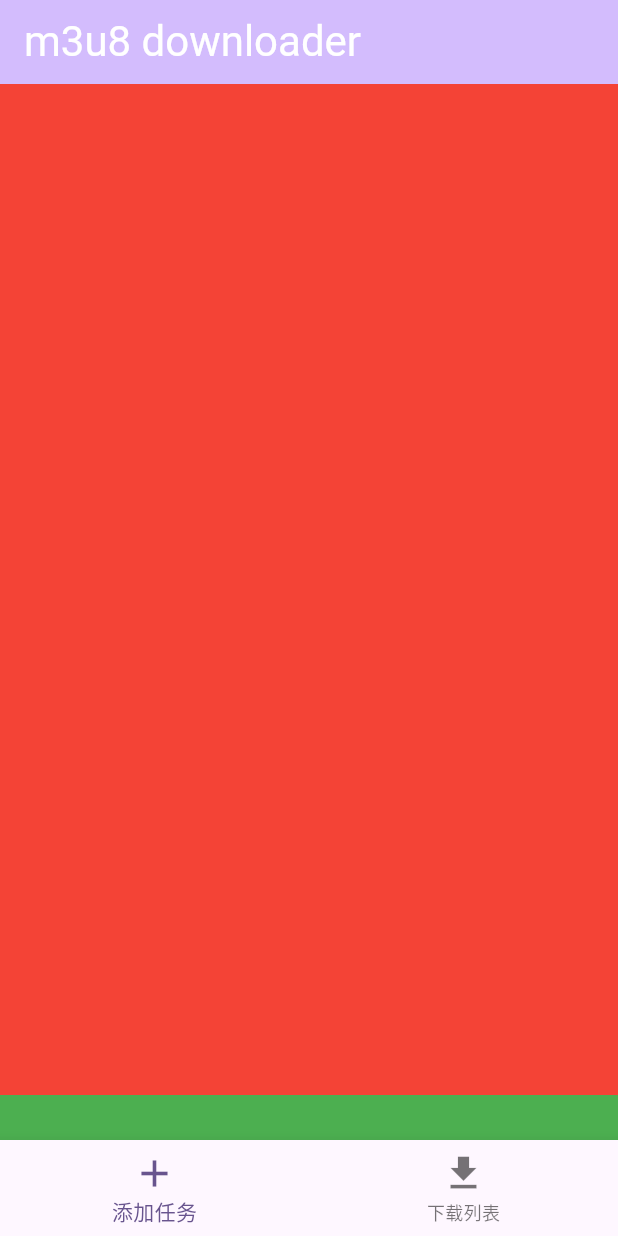
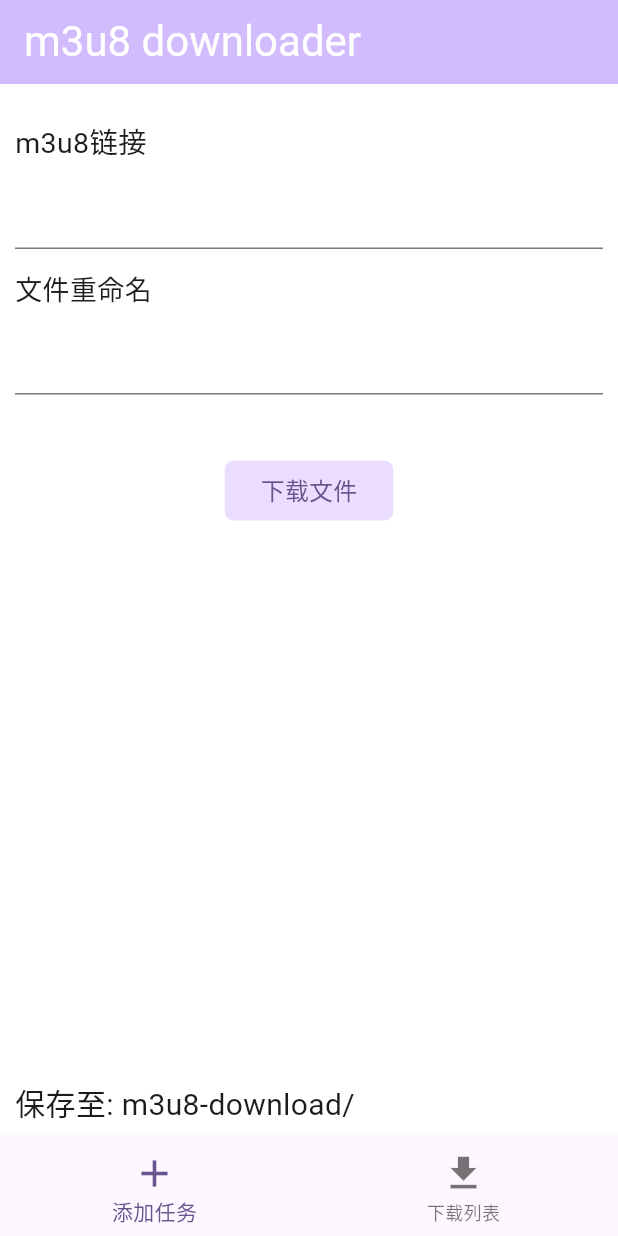
Before and after one commit to dawangong/m3u8-downloader, a Flutter app: the screen it shows after launch, on a phone screen of 412 x 824 dp. Run offline on Flutter 3.47's test engine with Material 3 defaults, Android fonts, the light colour scheme and no system bars.

Commit message:
feat: tab 1 ui

```diff
--- a/lib/main.dart
+++ b/lib/main.dart
@@ -1,7 +1,19 @@
 import 'package:flutter/material.dart';
+import 'package:flutter/widgets.dart';
+import 'package:scoped_model/scoped_model.dart';
 
-void main() {
-  runApp(const MyApp());
+// 全局store
+class CounterModel extends Model {
+  int _selectedIndex = 0;
+  final String _downloadDir = "m3u8-download/";
+
+  int get selectedIndex => _selectedIndex;
+  String get downloadDir => _downloadDir;
+
+  void onItemTapped(int index) {
+    _selectedIndex = index;
+    notifyListeners();
+  }
 }
 
 class MyApp extends StatelessWidget {
@@ -9,14 +21,16 @@ class MyApp extends StatelessWidget {
 
   @override
   Widget build(BuildContext context) {
-    return MaterialApp(
+    return ScopedModel<CounterModel>(
+        model: CounterModel(),
+        child: MaterialApp(
           title: 'm3u8-downloader',
           theme: ThemeData(
             colorScheme: ColorScheme.fromSeed(seedColor: Colors.deepPurple),
             useMaterial3: true,
           ),
           home: const MyHomePage(title: 'm3u8 downloader'),
-    );
+        ));
   }
 }
 
@@ -30,18 +44,10 @@ class MyHomePage extends StatefulWidget {
 }
 
 class _MyHomePageState extends State<MyHomePage> {
-  int _selectedIndex = 0;
-
   static final List<Widget> _widgetOptions = <Widget>[
     const FirstTab(),
     const SecondTab(),
   ];
-
-  void _onItemTapped(int index) {
-    setState(() {
-      _selectedIndex = index;
-    });
-  }
 
   @override
   Widget build(BuildContext context) {
@@ -53,8 +59,14 @@ class _MyHomePageState extends State<MyHomePage> {
             style:
                 const TextStyle(color: Colors.white, fontSize: 28), // 设置标题颜色为白色
           )),
-      body: _widgetOptions.elementAt(_selectedIndex),
-      bottomNavigationBar: BottomNavigationBar(
+      body: ScopedModelDescendant<CounterModel>(
+        builder: (context, child, model) {
+          return _widgetOptions.elementAt(model.selectedIndex);
+        },
+      ),
+      bottomNavigationBar: ScopedModelDescendant<CounterModel>(
+        builder: (context, child, model) {
+          return BottomNavigationBar(
             items: const <BottomNavigationBarItem>[
               BottomNavigationBarItem(
                 icon: Icon(
@@ -71,8 +83,10 @@ class _MyHomePageState extends State<MyHomePage> {
                 label: '下载列表',
               ),
             ],
-        currentIndex: _selectedIndex,
-        onTap: _onItemTapped,
+            currentIndex: model.selectedIndex,
+            onTap: ScopedModel.of<CounterModel>(context).onItemTapped,
+          );
+        },
       ),
     );
   }
@@ -85,18 +99,107 @@ class FirstTab extends StatelessWidget {
   Widget build(BuildContext context) {
     return Container(
       color: Colors.white,
+      padding: const EdgeInsets.all(10),
       child: Flex(
         direction: Axis.vertical,
         children: <Widget>[
           Expanded(
-            child: Container(
-              color: Colors.red,
+            child: Column(
+              children: [
+                Container(
+                    color: Colors.white,
+                    alignment: Alignment.centerLeft,
+                    margin: const EdgeInsets.only(top: 14),
+                    child: ScopedModelDescendant<CounterModel>(
+                      builder: (context, child, model) {
+                        return Column(children: [
+                          Container(
+                            alignment: Alignment.centerLeft,
+                            child: const Text(
+                              "m3u8链接",
+                              textAlign: TextAlign.left,
+                              style: TextStyle(fontSize: 19),
+                            ),
+                          ),
+                          const TextField(
+                            textAlign: TextAlign.left,
+                            decoration: InputDecoration(
+                              labelText: "",
+                              labelStyle: TextStyle(height: 0),
+                              hintText: "请输入.m3u8结尾的链接 必填",
+                            ),
+                          )
+                        ]);
+                      },
+                    )),
+                Container(
+                    color: Colors.white,
+                    alignment: Alignment.centerLeft,
+                    margin: const EdgeInsets.only(top: 14),
+                    child: ScopedModelDescendant<CounterModel>(
+                      builder: (context, child, model) {
+                        return Column(children: [
+                          Container(
+                            alignment: Alignment.centerLeft,
+                            child: const Text(
+                              "文件重命名",
+                              textAlign: TextAlign.left,
+                              style: TextStyle(fontSize: 18),
+                            ),
+                          ),
+                          const TextField(
+                            textAlign: TextAlign.left,
+                            decoration: InputDecoration(
+                              labelText: "",
+                              labelStyle: TextStyle(height: 0),
+                              hintText: "请输入新的文件名称 选填",
+                            ),
+                          )
+                        ]);
+                      },
+                    )),
+                Container(
+                    color: Colors.white,
+                    alignment: Alignment.center,
+                    margin: const EdgeInsets.only(top: 40),
+                    child: ScopedModelDescendant<CounterModel>(
+                      builder: (context, child, model) {
+                        return ElevatedButton(
+                          onPressed: () {},
+                          style: ElevatedButton.styleFrom(
+                            backgroundColor:
+                                Theme.of(context).colorScheme.primaryContainer,
+                            shape: RoundedRectangleBorder(
+                              borderRadius: BorderRadius.circular(6.0),
+                            ),
+                            shadowColor: Colors.transparent, // 移除阴影
+                            elevation: 0,
+                          ), // 移除阴影的另一个方法),
+                          child: Text(
+                            "下载文件",
+                            style: TextStyle(
+                                color: Theme.of(context).colorScheme.primary,
+                                // fontWeight: FontWeight.bold,
+                                fontSize: 16),
+                          ),
+                        );
+                      },
+                    ))
+              ],
             ),
           ),
           Container(
               height: 30.0,
-            color: Colors.green,
-          ),
+              alignment: Alignment.centerLeft,
+              child: ScopedModelDescendant<CounterModel>(
+                builder: (context, child, model) {
+                  return Text(
+                    '保存至: ${model.downloadDir}',
+                    textAlign: TextAlign.left,
+                    style: const TextStyle(fontSize: 20),
+                  );
+                },
+              )),
         ],
       ),
     );
@@ -127,3 +230,7 @@ class SecondTab extends StatelessWidget {
     );
   }
 }
+
+void main() {
+  runApp(const MyApp());
+}
--- a/pubspec.yaml
+++ b/pubspec.yaml
@@ -35,6 +35,7 @@ dependencies:
   # The following adds the Cupertino Icons font to your application.
   # Use with the CupertinoIcons class for iOS style icons.
   cupertino_icons: ^1.0.6
+  scoped_model: ^2.0.0
 
 dev_dependencies:
   flutter_test:
```
Also changed, not shown: pubspec.lock. Lines whose indentation alone changed are shown as unchanged.
